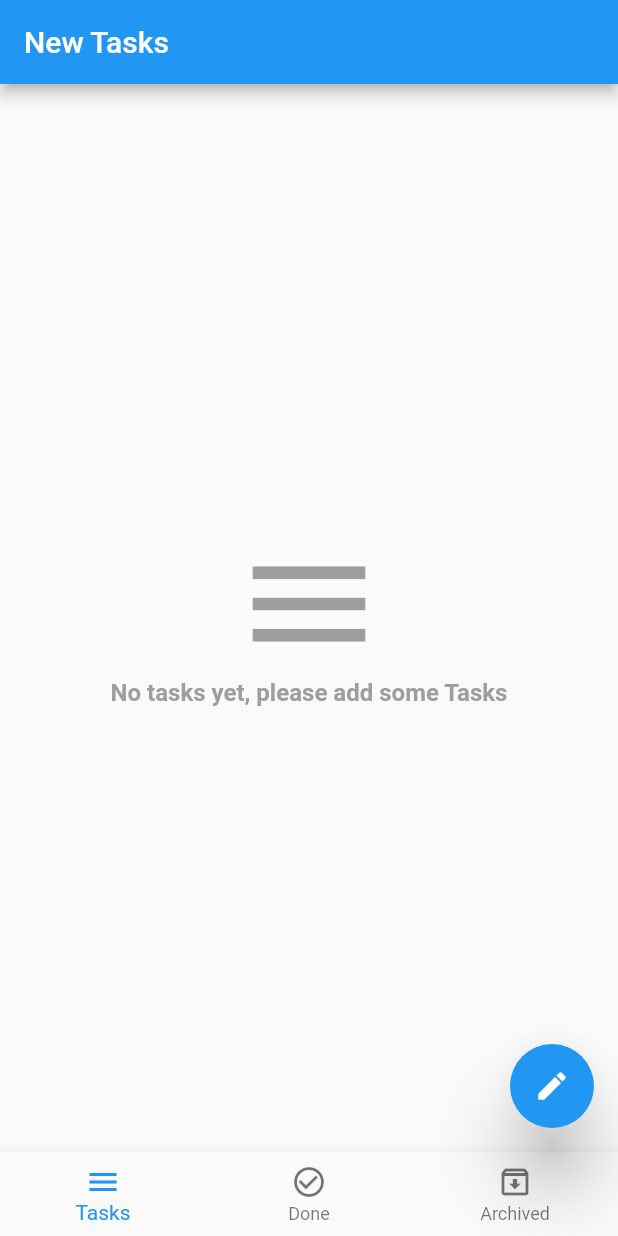
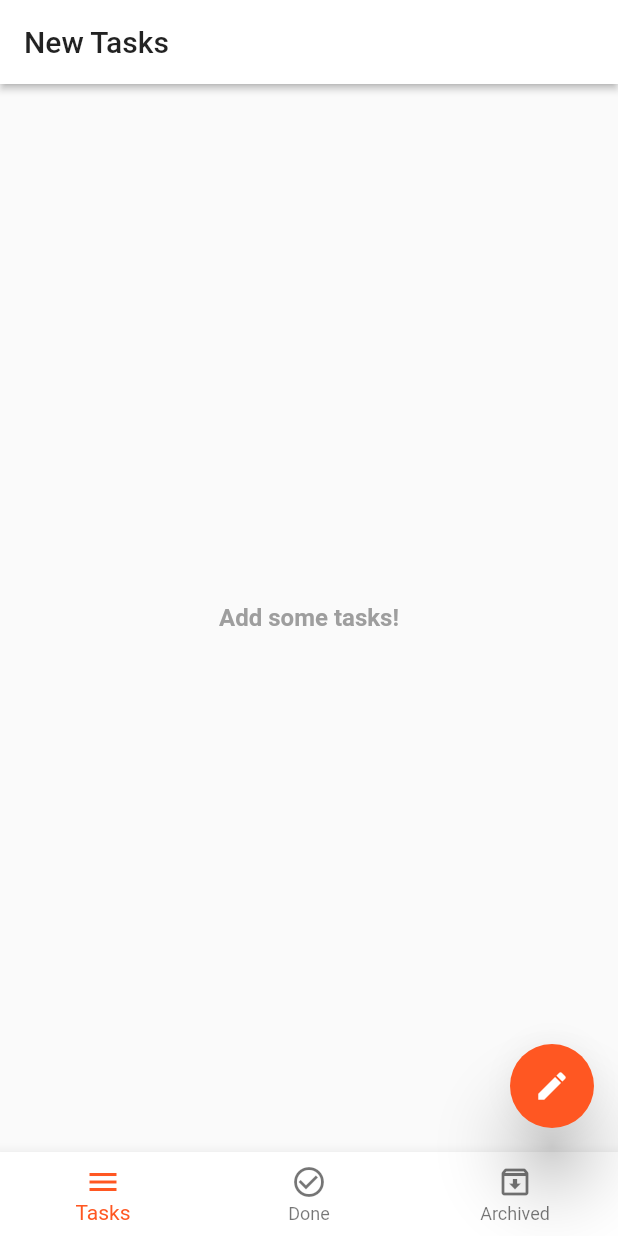
Before and after one commit to MohamedEzzDM/Todo_app, a Flutter app: the screen it shows after launch, on a phone screen of 412 x 824 dp. Run offline on Flutter 3.47's test engine with Material 2 defaults, Android fonts, the phone set to English and light mode, and no system bars; our stand-ins replace flutter_bloc, sqflite; accounts and stored records are empty.

```diff
--- a/lib/layout/layout_home.dart
+++ b/lib/layout/layout_home.dart
@@ -1,7 +1,6 @@
 import 'package:flutter/cupertino.dart';
 import 'package:flutter/material.dart';
 import 'package:flutter_bloc/flutter_bloc.dart';
-import 'package:intl/intl.dart';
 import '../shared/components/components.dart';
 import '../shared/cubit/cubit.dart';
 import '../shared/cubit/states.dart';
@@ -33,12 +32,19 @@ class Home_layout extends StatelessWidget
           return Scaffold(
             key: scaffoldKey,
             appBar: AppBar(
+              backgroundColor: Colors.white,
+              elevation: 2.0,
               title: Text(
                 cubit.title[cubit.currentIndex],
+                style: TextStyle(
+                  color: Colors.black87
+                ),
+
               ),
             ),
             body: cubit.screens[cubit.currentIndex],
             floatingActionButton: FloatingActionButton(
+              backgroundColor: Colors.deepOrange,
               elevation: 20.0,
               onPressed: ()
               {
@@ -104,13 +110,7 @@ class Home_layout extends StatelessWidget
                                 label: 'Task Date',
                                 prefix: Icons.date_range_outlined,
                                 onTap: (){
-                                  showDatePicker(context: context,
-                                    initialDate: DateTime.now(),
-                                    firstDate: DateTime.now(),
-                                    lastDate: DateTime.parse('2021-11-30'),
-                                  ).then((value){
-                                    dateController.text = DateFormat?.yMMMd().format(value!).toString();
-                                  });
+
                                 },
                                 validate: (String? value){
                                   if(value!.isEmpty){
@@ -135,7 +135,11 @@ class Home_layout extends StatelessWidget
               ),
             ),
             bottomNavigationBar: BottomNavigationBar(
+              backgroundColor: Colors.white,
+              selectedItemColor: Colors.deepOrange,
+
               type: BottomNavigationBarType.fixed,
+
               currentIndex: cubit.currentIndex ,
               onTap: (index){
                 cubit.changeIndex(index);
--- a/lib/modules/new_tasks_screen/new_tasks.dart
+++ b/lib/modules/new_tasks_screen/new_tasks.dart
@@ -28,13 +28,8 @@ class NewTasks_Screen extends StatelessWidget {
           child: Column(
             mainAxisAlignment: MainAxisAlignment.center,
             children: [
-              Icon(
-                Icons.menu,
-                size: 100,
-                color: Colors.grey,
-              ),
               Text(
-                'No tasks yet, please add some Tasks',
+                'Add some tasks!',
                 style: TextStyle(
                   fontSize: 16.0,
                   color: Colors.grey,
```
Also changed, not shown: lib/modules/archived_screen/archived_tasks.dart (+2 -6 lines), lib/modules/done_screen/done_tasks.dart (+2 -6 lines), lib/shared/components/components.dart (+20 -12 lines).
